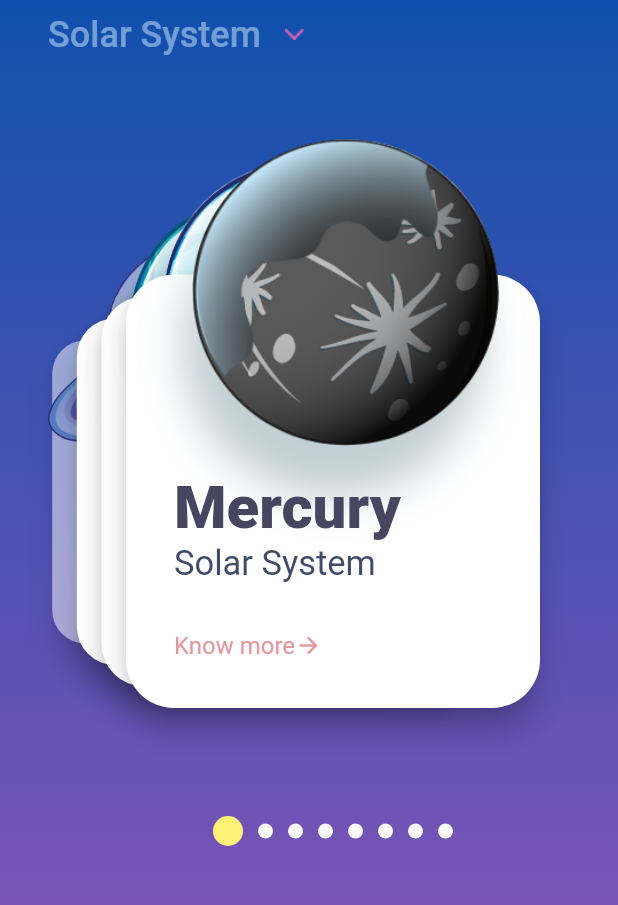
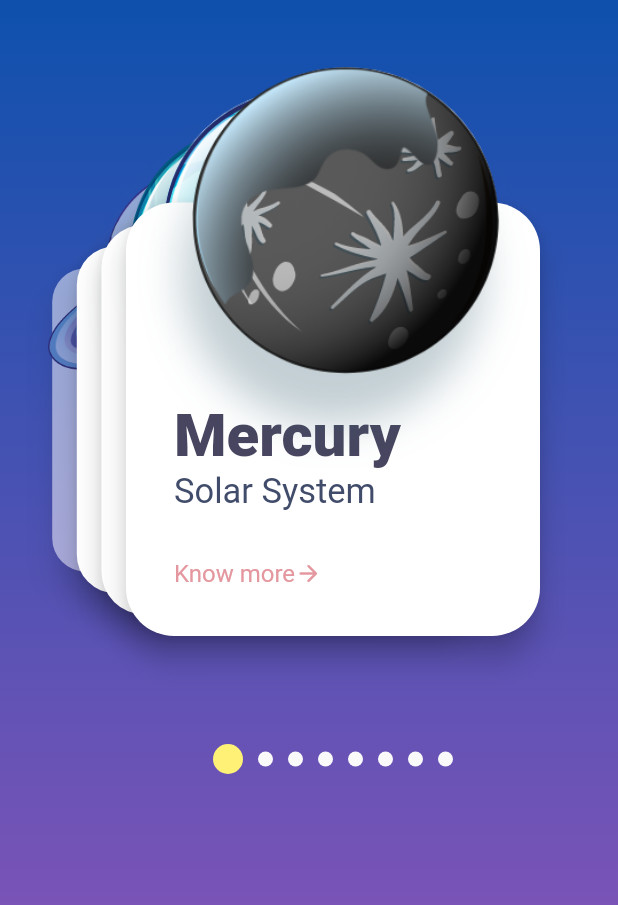
Before and after one commit to Shubh99992/Planets, a Flutter app: the screen it shows after launch, on a phone screen of 412 x 824 dp, the part 120-1025 px from its top. Run offline on Flutter 3.47's test engine with Material 2 defaults, Android fonts, the phone set to English and light mode, and no system bars; our stand-ins replace flutter_swiper_plus; Roboto replaces fonts that are missing (Avenir); key blocks and very long unbroken strings in the code were emptied for the run.

```diff
--- a/lib/views/homepage.dart
+++ b/lib/views/homepage.dart
@@ -44,31 +44,31 @@ class _HomePageState extends State<HomePage> {
                       ),
                     ],
                   ),
-                  Row(
-                    children: [
-                      DropdownButton(
-                        items: const [
-                          DropdownMenuItem(
-                            child: Text(
-                              'Solar System',
-                              style: TextStyle(
-                                  fontFamily: 'Avenir',
-                                  fontSize: 24,
-                                  color: Color(0x7cdbf1ff),
-                                  fontWeight: FontWeight.w500),
-                              textAlign: TextAlign.left,
-                            ),
-                          )
-                        ],
-                        onChanged: (value) {},
-                        icon: Padding(
-                          padding: const EdgeInsets.all(16.0),
-                          child: Image.asset("assets/drop_down_icon.png"),
-                        ),
-                        underline: const SizedBox(),
-                      ),
-                    ],
-                  ),
+//                   Row(
+// //                     children: [
+// //                       DropdownButton(
+// //                         items: const [
+// //                           DropdownMenuItem(
+// //                             child: Text(
+// //                               'Solar System',
+// //                               style: TextStyle(
+// //                                   fontFamily: 'Avenir',
+// //                                   fontSize: 24,
+// //                                   color: Color(0x7cdbf1ff),
+// //                                   fontWeight: FontWeight.w500),
+// //                               textAlign: TextAlign.left,
+// //                             ),
+// //                           )
+// //                         ],
+// //                         onChanged: (value) {},
+// //                         icon: Padding(
+// //                           padding: const EdgeInsets.all(16.0),
+// //                           child: Image.asset("assets/drop_down_icon.png"),
+// //                         ),
+// //                         underline: const SizedBox(),
+// //                       ),
+// //                     ],
+//                   ),
                 ],
               ),
             ),
```
